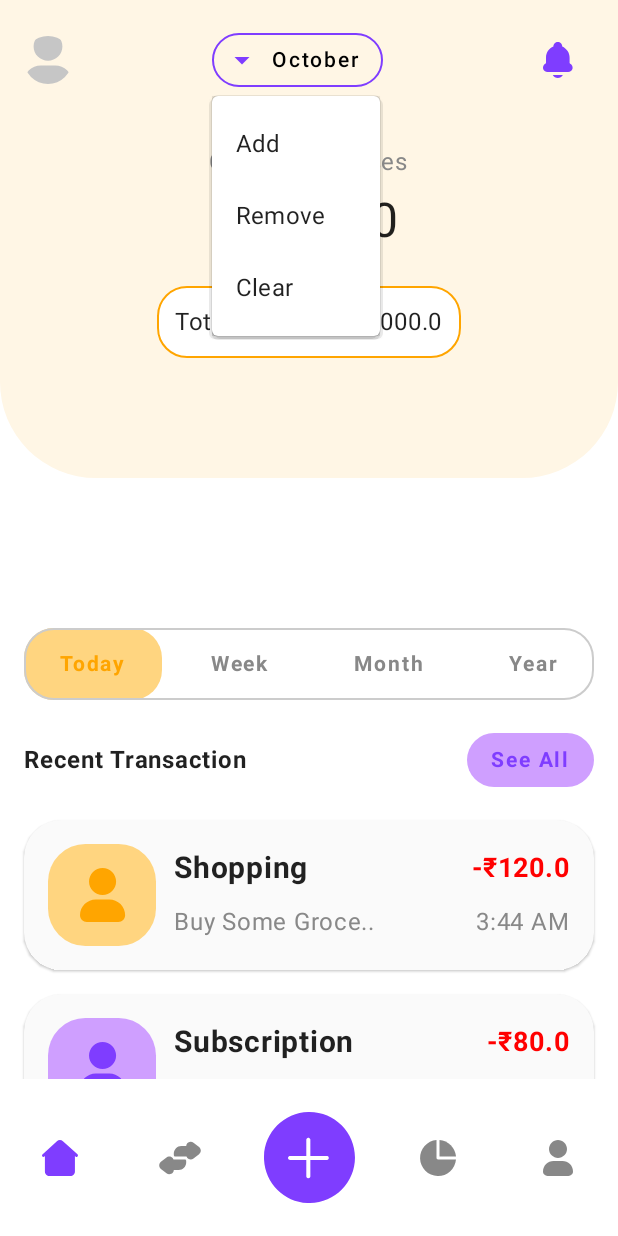
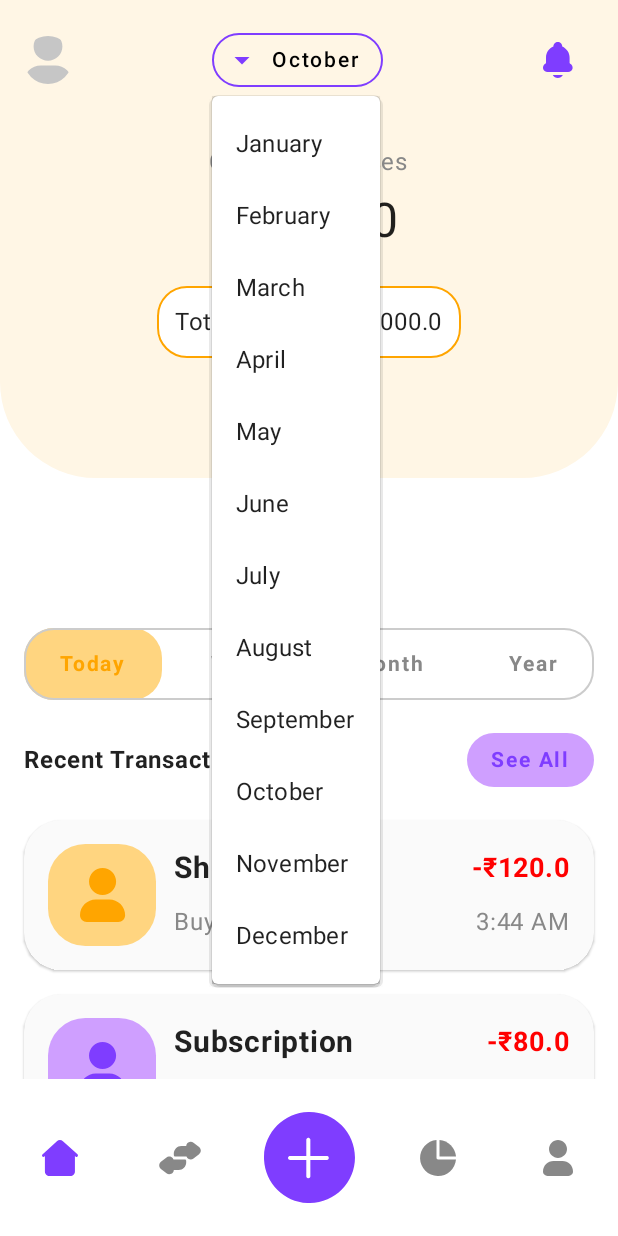
Before and after one commit to nikhjha/ExpTracker, an Android app built with Jetpack Compose: the MainApp screen opened through its navigation route, after a tap on "October", on a phone screen of 412 x 824 dp. Run offline under Robolectric (Android 15) with nearby library versions, the phone set to English and light mode, and no system bars.

Commit message:
Transaction ui and data

```diff
--- a/app/src/main/java/com/example/exptracker/component/BottomBar.kt
+++ b/app/src/main/java/com/example/exptracker/component/BottomBar.kt
@@ -42,7 +42,7 @@ fun CustomIcon(it: Navitem, currentRoute: String) {
 }
 
 @Composable
-fun BottomBar(currentRoute: String, changeRoute: (String) -> Unit) {
+fun BottomBar(currentRoute: String, changeRoute: (String) -> Unit, changeNavRoute : (String) -> Unit) {
     val items: List<Navitem> = listOf(
         Navitem(icon = R.drawable.home, route = Screen.HomeScreen.route, label = "Home"),
         Navitem(
@@ -72,7 +72,10 @@ fun BottomBar(currentRoute: String, changeRoute: (String) -> Unit) {
             val isSelected = it.route == currentRoute
 
             IconButton(onClick = {
-                if (!isSelected)
+                if (it.route == Screen.AddTxScreen.route) {
+                    changeNavRoute(it.route)
+                }
+                else if (!isSelected)
                     changeRoute(it.route)
             }) {
                 CustomIcon(it = it, currentRoute = currentRoute)
--- a/app/src/main/java/com/example/exptracker/component/NotificationBar.kt
+++ b/app/src/main/java/com/example/exptracker/component/NotificationBar.kt
@@ -1,14 +1,10 @@
 package com.example.exptracker.component
 
-import androidx.compose.foundation.BorderStroke
 import androidx.compose.foundation.Image
 import androidx.compose.foundation.background
 import androidx.compose.foundation.layout.*
 import androidx.compose.foundation.shape.CircleShape
-import androidx.compose.foundation.shape.RoundedCornerShape
 import androidx.compose.material.*
-import androidx.compose.material.icons.Icons
-import androidx.compose.material.icons.outlined.ArrowDropDown
 import androidx.compose.runtime.*
 import androidx.compose.ui.Alignment
 import androidx.compose.ui.Modifier
@@ -20,50 +16,10 @@ import androidx.compose.ui.text.font.FontWeight
 import androidx.compose.ui.unit.dp
 import androidx.compose.ui.unit.sp
 import com.example.exptracker.R
+import com.example.exptracker.data.CustomMonth
 
 
-@Composable
-fun SelectBox() {
-    var expanded by remember { mutableStateOf(false) }
-    Box {
-        OutlinedButton(
-            onClick = { expanded = !expanded },
-            border = BorderStroke(1.dp, color = MaterialTheme.colors.primary),
-            shape = RoundedCornerShape(24.dp),
-            colors = ButtonDefaults.buttonColors(backgroundColor = Color(0xFFFFF6E5)),
-            contentPadding = PaddingValues(end = 16.dp, start = 8.dp)
-        ) {
-            Row(
-                verticalAlignment = Alignment.CenterVertically
-            ) {
-                Icon(
-                    Icons.Outlined.ArrowDropDown,
-                    contentDescription = "DropDown",
-                    tint = MaterialTheme.colors.primary
-                )
-                Spacer(modifier = Modifier.width(8.dp))
-                Text("October")
-            }
-        }
-        DropdownMenu(
-            expanded = expanded,
-            onDismissRequest = { expanded = false }
-        ) {
-            DropdownMenuItem(onClick = {
-            }) {
-                Text("Add")
-            }
-            DropdownMenuItem(onClick = {
-            }) {
-                Text("Remove")
-            }
-            DropdownMenuItem(onClick = {
-            }) {
-                Text("Clear")
-            }
-        }
-    }
-}
+
 
 @Composable
 fun NotificationBar(modifier: Modifier = Modifier) {
@@ -84,7 +40,7 @@ fun NotificationBar(modifier: Modifier = Modifier) {
                 .size(32.dp)
                 .clip(CircleShape)
         )
-        SelectBox()
+        SelectMonth(CustomMonth.Oct, {})
         var expanded by remember { mutableStateOf(false) }
         Box() {
             IconButton(onClick = {
--- a/app/src/main/java/com/example/exptracker/component/RecentTxPanel.kt
+++ b/app/src/main/java/com/example/exptracker/component/RecentTxPanel.kt
@@ -14,14 +14,14 @@ import androidx.compose.ui.tooling.preview.Preview
 import androidx.compose.ui.unit.dp
 import androidx.compose.ui.unit.sp
 import com.example.exptracker.data.dummyTx
+import com.example.exptracker.navigation.Screen
 import com.example.exptracker.ui.theme.CardColor
 import com.example.exptracker.ui.theme.ExpTrackerTheme
 
 
-
 @Composable
-fun RecentTxPanel() {
-    val items = dummyTx
+fun RecentTxPanel(changeRoute: (String) -> Unit) {
+    val items = dummyTx.slice(IntRange(0, 4))
     Column(
         Modifier
             .fillMaxWidth()
@@ -35,7 +35,9 @@ fun RecentTxPanel() {
         ) {
             Text(text = "Recent Transaction", fontWeight = FontWeight.Bold)
             Button(
-                onClick = {},
+                onClick = {
+                    changeRoute(Screen.TransactionsScreen.route)
+                },
                 colors = ButtonDefaults.buttonColors(
                     backgroundColor = CardColor.Purple.backgroundColor
                 ),
@@ -55,8 +57,12 @@ fun RecentTxPanel() {
                 TransactionCard(tx = it)
             }
         }
-        if(items.isEmpty()){
-            Text("No transaction available. Please add expense.", fontSize = 14.sp, color = Color.Gray)
+        if (items.isEmpty()) {
+            Text(
+                "No transaction available. Please add expense.",
+                fontSize = 14.sp,
+                color = Color.Gray
+            )
         }
     }
 }
@@ -65,6 +71,6 @@ fun RecentTxPanel() {
 @Composable
 fun RecentTxPanelPreview() {
     ExpTrackerTheme {
-        RecentTxPanel()
+        RecentTxPanel({})
     }
 }
--- /dev/null
+++ b/app/src/main/java/com/example/exptracker/component/SelectMonth.kt
@@ -0,0 +1,59 @@
+package com.example.exptracker.component
+
+import androidx.compose.foundation.BorderStroke
+import androidx.compose.foundation.layout.*
+import androidx.compose.foundation.shape.RoundedCornerShape
+import androidx.compose.material.*
+import androidx.compose.material.icons.Icons
+import androidx.compose.material.icons.filled.ArrowDropDown
+import androidx.compose.material.icons.filled.ArrowForward
+import androidx.compose.runtime.*
+import androidx.compose.ui.Alignment
+import androidx.compose.ui.Modifier
+import androidx.compose.ui.graphics.Color
+import androidx.compose.ui.graphics.vector.ImageVector
+import androidx.compose.ui.res.vectorResource
+import androidx.compose.ui.unit.dp
+import com.example.exptracker.data.CustomMonth
+import com.example.exptracker.data.getAllMonths
+import com.example.exptracker.R
+
+@Composable
+fun SelectMonth(month : CustomMonth, changeMonth: (CustomMonth) -> Unit) {
+    var expanded by remember { mutableStateOf(false) }
+    val months : List<CustomMonth> = getAllMonths()
+    Box {
+        OutlinedButton(
+            onClick = { expanded = !expanded },
+            border = BorderStroke(1.dp, color = MaterialTheme.colors.primary),
+            shape = RoundedCornerShape(24.dp),
+            colors = ButtonDefaults.buttonColors(backgroundColor = Color.White.copy(0f)),
+            contentPadding = PaddingValues(end = 16.dp, start = 8.dp)
+        ) {
+            Row(
+                verticalAlignment = Alignment.CenterVertically
+            ) {
+                Icon(
+                    Icons.Default.ArrowDropDown,
+                    contentDescription = "DropDown",
+                    tint = MaterialTheme.colors.primary
+                )
+                Spacer(modifier = Modifier.width(8.dp))
+                Text(month.title)
+            }
+        }
+        DropdownMenu(
+            expanded = expanded,
+            onDismissRequest = { expanded = false }
+        ) {
+            months.forEach{
+                DropdownMenuItem(onClick = {
+                    changeMonth(it)
+                    expanded = false
+                }) {
+                    Text(it.title)
+                }
+            }
+        }
+    }
+}
--- a/app/src/main/java/com/example/exptracker/data/Category.kt
+++ b/app/src/main/java/com/example/exptracker/data/Category.kt
@@ -28,7 +28,7 @@ sealed class Category(
         "Food",
         CardColor.Red
     )
-    fun getAllCategory() : List<Category>{
-        return listOf(Shopping, Subscription, Food)
-    }
 }
+fun getAllCategory() : List<Category>{
+    return listOf(Category.Shopping, Category.Subscription, Category.Food)
+}
--- /dev/null
+++ b/app/src/main/java/com/example/exptracker/data/CustomMonth.kt
@@ -0,0 +1,35 @@
+package com.example.exptracker.data
+
+import java.time.Month
+
+sealed class CustomMonth(val month: Month, val title : String){
+    object  Jan : CustomMonth(Month.JANUARY, "January")
+    object  Feb : CustomMonth(Month.FEBRUARY, "February")
+    object  Mar : CustomMonth(Month.MARCH, "March")
+    object  Apr : CustomMonth(Month.APRIL, "April")
+    object  May : CustomMonth(Month.MAY, "May")
+    object  Jun : CustomMonth(Month.JUNE, "June")
+    object  Jul : CustomMonth(Month.JULY, "July")
+    object  Aug : CustomMonth(Month.AUGUST, "August")
+    object  Sep : CustomMonth(Month.SEPTEMBER, "September")
+    object  Oct : CustomMonth(Month.OCTOBER, "October")
+    object  Nov : CustomMonth(Month.NOVEMBER, "November")
+    object  Dec : CustomMonth(Month.DECEMBER, "December")
+
+}
+fun getAllMonths() : List<CustomMonth>{
+    return listOf(
+        CustomMonth.Jan,
+        CustomMonth.Feb,
+        CustomMonth.Mar,
+        CustomMonth.Apr,
+        CustomMonth.May,
+        CustomMonth.Jun,
+        CustomMonth.Jul,
+        CustomMonth.Aug,
+        CustomMonth.Sep,
+        CustomMonth.Oct,
+        CustomMonth.Nov,
+        CustomMonth.Dec
+    )
+}
--- a/app/src/main/java/com/example/exptracker/data/RecentSelection.kt
+++ b/app/src/main/java/com/example/exptracker/data/RecentSelection.kt
@@ -6,4 +6,5 @@ sealed class RecentSelection(val title : String, val id : String){
     object Week : RecentSelection("Week", "week")
     object Month : RecentSelection("Month", "month")
     object Year : RecentSelection("Year", "year")
+    object Oldest : RecentSelection(title = "Old", id = "old")
 }
--- a/app/src/main/java/com/example/exptracker/navigation/Navigation.kt
+++ b/app/src/main/java/com/example/exptracker/navigation/Navigation.kt
@@ -4,9 +4,7 @@ import androidx.compose.runtime.Composable
 import androidx.navigation.compose.NavHost
 import androidx.navigation.compose.composable
 import androidx.navigation.compose.rememberNavController
-import com.example.exptracker.pages.MainApp
-import com.example.exptracker.pages.SetupPage
-import com.example.exptracker.pages.StartPage
+import com.example.exptracker.pages.*
 
 @Composable
 fun Navigation() {
@@ -19,7 +17,13 @@ fun Navigation() {
             SetupPage(navController,{},{})
         }
         composable(route = Screen.MainAppScreen.route){
-            MainApp()
+            MainApp(navController)
+        }
+        composable(route = Screen.AddTxScreen.route){
+            AddTxPage()
+        }
+        composable(route = Screen.EditTxScreen.route){
+            EditTxPage()
         }
     }
 }
--- a/app/src/main/java/com/example/exptracker/pages/HomePage.kt
+++ b/app/src/main/java/com/example/exptracker/pages/HomePage.kt
@@ -24,7 +24,9 @@ import com.example.exptracker.util.CurrencyFormater
 
 
 @Composable
-fun HomePage() {
+fun HomePage(
+    changeRoute : (String) -> Unit
+) {
     Column(
         Modifier
             .verticalScroll(rememberScrollState())
@@ -65,7 +67,7 @@ fun HomePage() {
             }
         }
         FrequencyGraph()
-        RecentTxPanel()
+        RecentTxPanel(changeRoute)
         Spacer(modifier = Modifier.height(100.dp))
     }
 }
@@ -74,6 +76,6 @@ fun HomePage() {
 @Composable
 fun HomePagePreview() {
     ExpTrackerTheme {
-        HomePage()
+        HomePage({})
     }
 }
--- a/app/src/main/java/com/example/exptracker/pages/MainApp.kt
+++ b/app/src/main/java/com/example/exptracker/pages/MainApp.kt
@@ -1,32 +1,27 @@
 package com.example.exptracker.pages
 
-import androidx.compose.foundation.layout.Box
-import androidx.compose.foundation.layout.Spacer
-import androidx.compose.foundation.layout.height
-import androidx.compose.foundation.layout.padding
-import androidx.compose.material.FabPosition
-import androidx.compose.material.FloatingActionButton
-import androidx.compose.material.Icon
 import androidx.compose.material.Scaffold
-import androidx.compose.material.icons.Icons
-import androidx.compose.material.icons.filled.Add
 import androidx.compose.runtime.*
-import androidx.compose.ui.unit.dp
+import androidx.navigation.NavHostController
 import com.example.exptracker.component.BottomBar
 import com.example.exptracker.navigation.Screen
-import java.lang.reflect.Modifier
 
 
 @Composable
-fun MainApp() {
+fun MainApp(
+    navController: NavHostController
+) {
     var route by remember {
         mutableStateOf(Screen.HomeScreen.route)
     }
     val changeRoute: (String) -> Unit = {
         route = it
     }
+    val changeNavRoute : (String) -> Unit = {
+        navController.navigate(it)
+    }
     Scaffold(
-        bottomBar = { BottomBar(currentRoute = route, changeRoute) },
+        bottomBar = { BottomBar(currentRoute = route, changeRoute, changeNavRoute) },
 //        floatingActionButton = {
 //            Box() {
 //                FloatingActionButton(onClick = {}) {
@@ -37,8 +32,8 @@ fun MainApp() {
 //        floatingActionButtonPosition = FabPosition.Center
     ) {
         when (route) {
-            Screen.HomeScreen.route -> HomePage()
-            Screen.TransactionsScreen.route -> TransactionsPage()
+            Screen.HomeScreen.route -> HomePage(changeRoute)
+            Screen.TransactionsScreen.route -> TransactionsPage(changeRoute)
         }
     }
 }
--- a/app/src/main/java/com/example/exptracker/ui/theme/Color.kt
+++ b/app/src/main/java/com/example/exptracker/ui/theme/Color.kt
@@ -18,4 +18,8 @@ sealed class CardColor(val backgroundColor: Color, val primary: Color) {
         Color(255, 153, 152),
         Color.Red
     )
+    object Blue : CardColor(
+        Color.Blue,
+        Color.Blue
+    )
 }
```
Also changed, not shown: app/src/main/java/com/example/exptracker/component/ExpensePanel.kt (added, +189 -0 lines), app/src/main/java/com/example/exptracker/data/Currency.kt (+12 -11 lines), app/src/main/java/com/example/exptracker/data/Transaction.kt (+42 -0 lines), app/src/main/java/com/example/exptracker/pages/AddTxPage.kt (added, +12 -0 lines), app/src/main/java/com/example/exptracker/pages/EditTxPage.kt (added, +8 -0 lines), app/src/main/java/com/example/exptracker/pages/SetUpPage.kt (+8 -2 lines), app/src/main/java/com/example/exptracker/pages/TransactionsPage.kt (+93 -1 lines), app/src/main/java/com/example/exptracker/util/TxFormater.kt (added, +93 -0 lines).
